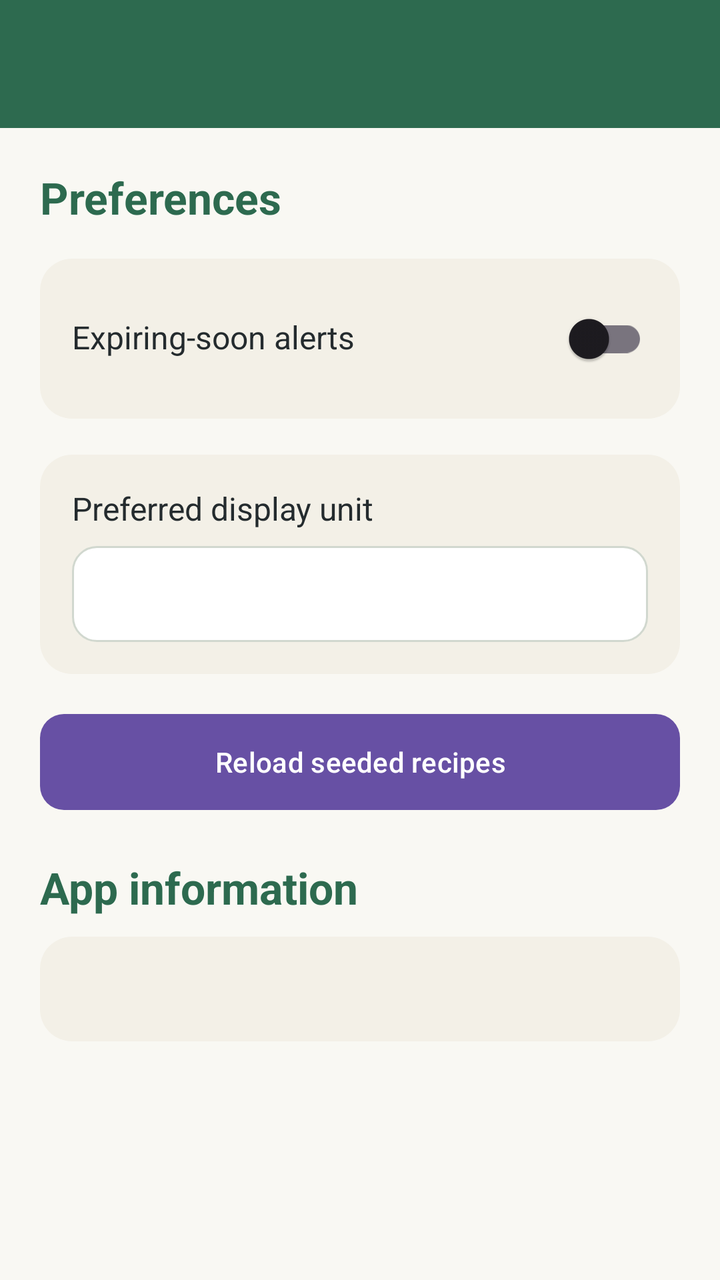
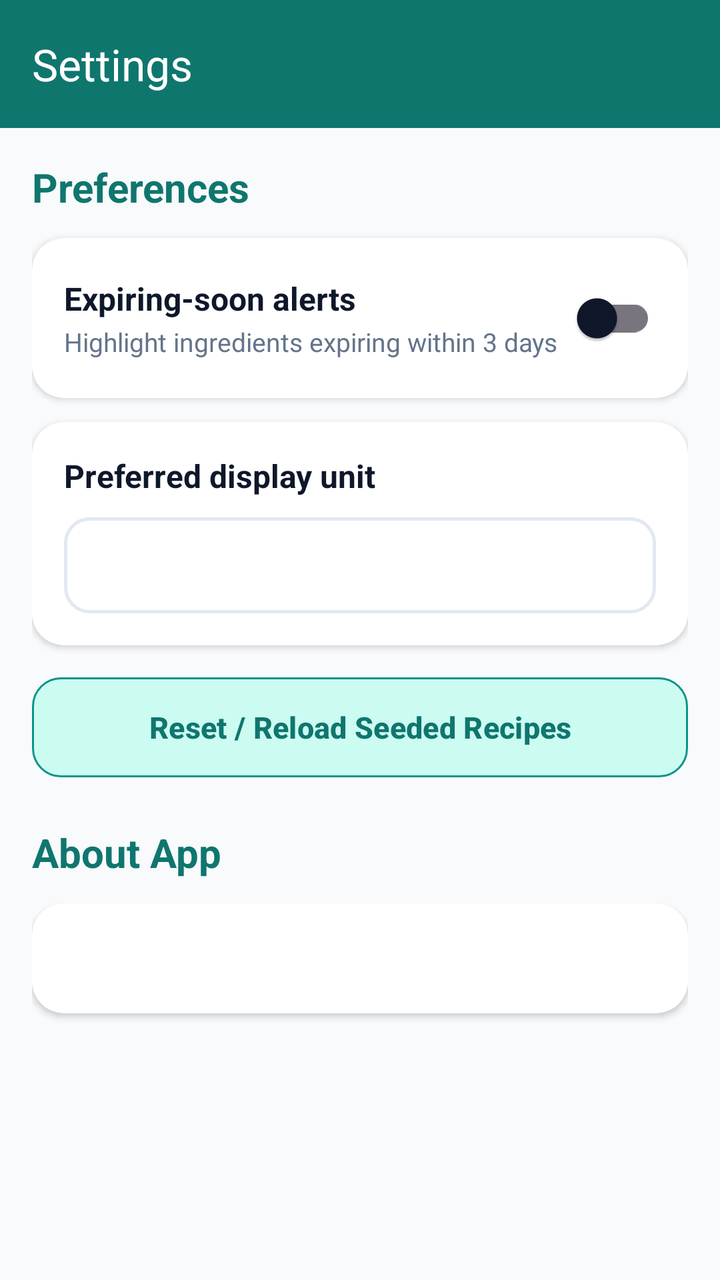

Screens rendered from an Android XML layout before and after an edit, with the pre-edit source and the edit as a unified diff.
<!-- AndroidManifest.xml: application theme Theme.SmartPantryManager -->
<!-- res/layout/activity_settings.xml -->
<?xml version="1.0" encoding="utf-8"?>
<LinearLayout xmlns:android="http://schemas.android.com/apk/res/android"
    android:layout_width="match_parent"
    android:layout_height="match_parent"
    android:background="@color/cream"
    android:orientation="vertical">

    <androidx.appcompat.widget.Toolbar
        android:id="@+id/toolbar"
        android:layout_width="match_parent"
        android:layout_height="wrap_content"
        android:background="@color/forest_green"
        android:theme="@style/ThemeOverlay.AppCompat.Dark.ActionBar" />

    <ScrollView
        android:layout_width="match_parent"
        android:layout_height="match_parent">

        <LinearLayout
            android:layout_width="match_parent"
            android:layout_height="wrap_content"
            android:orientation="vertical"
            android:padding="20dp">

            <TextView
                android:layout_width="wrap_content"
                android:layout_height="wrap_content"
                android:text="Preferences"
                android:textColor="@color/forest_green"
                android:textSize="22sp"
                android:textStyle="bold" />

            <LinearLayout
                android:layout_width="match_parent"
                android:layout_height="wrap_content"
                android:layout_marginTop="16dp"
                android:background="@drawable/bg_card"
                android:orientation="horizontal"
                android:padding="16dp">

                <TextView
                    android:layout_width="0dp"
                    android:layout_height="wrap_content"
                    android:layout_weight="1"
                    android:text="Expiring-soon alerts"
                    android:textColor="@color/charcoal"
                    android:textSize="16sp" />

                <androidx.appcompat.widget.SwitchCompat
                    android:id="@+id/expiringSoonSwitch"
                    android:layout_width="wrap_content"
                    android:layout_height="wrap_content" />
            </LinearLayout>

            <LinearLayout
                android:layout_width="match_parent"
                android:layout_height="wrap_content"
                android:layout_marginTop="18dp"
                android:background="@drawable/bg_card"
                android:orientation="vertical"
                android:padding="16dp">

                <TextView
                    android:layout_width="wrap_content"
                    android:layout_height="wrap_content"
                    android:text="Preferred display unit"
                    android:textColor="@color/charcoal"
                    android:textSize="16sp" />

                <Spinner
                    android:id="@+id/displayUnitSpinner"
                    android:layout_width="match_parent"
                    android:layout_height="48dp"
                    android:layout_marginTop="8dp"
                    android:background="@drawable/bg_input" />
            </LinearLayout>

            <Button
                android:id="@+id/reloadRecipesButton"
                android:layout_width="match_parent"
                android:layout_height="wrap_content"
                android:layout_marginTop="20dp"
                android:background="@drawable/bg_button_primary"
                android:text="Reload seeded recipes"
                android:textAllCaps="false"
                android:textColor="@color/white" />

            <TextView
                android:layout_width="wrap_content"
                android:layout_height="wrap_content"
                android:layout_marginTop="24dp"
                android:text="App information"
                android:textColor="@color/forest_green"
                android:textSize="22sp"
                android:textStyle="bold" />

            <TextView
                android:id="@+id/appInfoText"
                android:layout_width="match_parent"
                android:layout_height="wrap_content"
                android:layout_marginTop="10dp"
                android:background="@drawable/bg_card"
                android:lineSpacingExtra="4dp"
                android:padding="16dp"
                android:textColor="@color/charcoal"
                android:textSize="15sp" />
        </LinearLayout>
    </ScrollView>
</LinearLayout>
<!-- resources referenced by this layout -->
<resources>
  <color name="charcoal">#242B2E</color>
  <color name="cream">#F9F8F3</color>
  <color name="forest_green">#2D6A4F</color>
  <color name="white">#FFFFFFFF</color>
  <!-- drawable bg_button_primary (drawable) -->
  <?xml version="1.0" encoding="utf-8"?>
  <shape xmlns:android="http://schemas.android.com/apk/res/android" android:shape="rectangle">
      <solid android:color="@color/forest_green" />
      <corners android:radius="12dp" />
  </shape>
  <!-- drawable bg_card (drawable) -->
  <?xml version="1.0" encoding="utf-8"?>
  <shape xmlns:android="http://schemas.android.com/apk/res/android" android:shape="rectangle">
      <solid android:color="#F3F0E7" />
      <corners android:radius="16dp" />
  </shape>
  <!-- drawable bg_input (drawable) -->
  <?xml version="1.0" encoding="utf-8"?>
  <shape xmlns:android="http://schemas.android.com/apk/res/android" android:shape="rectangle">
      <solid android:color="#FFFFFF" />
      <corners android:radius="12dp" />
      <stroke android:width="1dp" android:color="#D1D8CF" />
  </shape>
  <style name="Theme.SmartPantryManager" parent="Base.Theme.SmartPantryManager" />
  <style name="Base.Theme.SmartPantryManager" parent="Theme.Material3.DayNight.NoActionBar">
          
          
      </style>
</resources>

<!-- the commit's change to res/layout/activity_settings.xml (unified diff, before → after) -->
@@ -1,16 +1,21 @@
 <?xml version="1.0" encoding="utf-8"?>
 <LinearLayout xmlns:android="http://schemas.android.com/apk/res/android"
+    xmlns:app="http://schemas.android.com/apk/res-auto"
     android:layout_width="match_parent"
     android:layout_height="match_parent"
-    android:background="@color/cream"
+    android:background="@color/app_background"
+    android:fitsSystemWindows="true"
     android:orientation="vertical">
 
     <androidx.appcompat.widget.Toolbar
         android:id="@+id/toolbar"
         android:layout_width="match_parent"
-        android:layout_height="wrap_content"
-        android:background="@color/forest_green"
-        android:theme="@style/ThemeOverlay.AppCompat.Dark.ActionBar" />
+        android:layout_height="?attr/actionBarSize"
+        android:background="@color/teal_primary_dark"
+        android:elevation="4dp"
+        android:theme="@style/ThemeOverlay.AppCompat.Dark.ActionBar"
+        app:title="Settings"
+        app:titleTextColor="@color/white" />
 
     <ScrollView
         android:layout_width="match_parent"
@@ -20,90 +25,139 @@
             android:layout_width="match_parent"
             android:layout_height="wrap_content"
             android:orientation="vertical"
-            android:padding="20dp">
+            android:padding="16dp">
 
             <TextView
                 android:layout_width="wrap_content"
                 android:layout_height="wrap_content"
+                android:layout_marginBottom="12dp"
                 android:text="Preferences"
-                android:textColor="@color/forest_green"
-                android:textSize="22sp"
+                android:textColor="@color/teal_primary_dark"
+                android:textSize="20sp"
                 android:textStyle="bold" />
 
-            <LinearLayout
+            
+            <androidx.cardview.widget.CardView
                 android:layout_width="match_parent"
                 android:layout_height="wrap_content"
-                android:layout_marginTop="16dp"
-                android:background="@drawable/bg_card"
-                android:orientation="horizontal"
-                android:padding="16dp">
+                android:layout_marginBottom="12dp"
+                app:cardBackgroundColor="@color/white"
+                app:cardCornerRadius="16dp"
+                app:cardElevation="2dp">
 
-                <TextView
-                    android:layout_width="0dp"
+                <LinearLayout
+                    android:layout_width="match_parent"
                     android:layout_height="wrap_content"
-                    android:layout_weight="1"
-                    android:text="Expiring-soon alerts"
-                    android:textColor="@color/charcoal"
-                    android:textSize="16sp" />
+                    android:gravity="center_vertical"
+                    android:orientation="horizontal"
+                    android:padding="16dp">
 
-                <androidx.appcompat.widget.SwitchCompat
-                    android:id="@+id/expiringSoonSwitch"
-                    android:layout_width="wrap_content"
-                    android:layout_height="wrap_content" />
-            </LinearLayout>
+                    <LinearLayout
+                        android:layout_width="0dp"
+                        android:layout_height="wrap_content"
+                        android:layout_weight="1"
+                        android:orientation="vertical">
 
-            <LinearLayout
+                        <TextView
+                            android:layout_width="wrap_content"
+                            android:layout_height="wrap_content"
+                            android:text="Expiring-soon alerts"
+                            android:textColor="@color/text_primary"
+                            android:textSize="16sp"
+                            android:textStyle="bold" />
+
+                        <TextView
+                            android:layout_width="wrap_content"
+                            android:layout_height="wrap_content"
+                            android:layout_marginTop="2dp"
+                            android:text="Highlight ingredients expiring within 3 days"
+                            android:textColor="@color/text_muted"
+                            android:textSize="13sp" />
+                    </LinearLayout>
+
+                    <androidx.appcompat.widget.SwitchCompat
+                        android:id="@+id/expiringSoonSwitch"
+                        android:layout_width="wrap_content"
+                        android:layout_height="wrap_content" />
+                </LinearLayout>
+            </androidx.cardview.widget.CardView>
+
+            
+            <androidx.cardview.widget.CardView
                 android:layout_width="match_parent"
                 android:layout_height="wrap_content"
-                android:layout_marginTop="18dp"
-                android:background="@drawable/bg_card"
-                android:orientation="vertical"
-                android:padding="16dp">
+                android:layout_marginBottom="16dp"
+                app:cardBackgroundColor="@color/white"
+                app:cardCornerRadius="16dp"
+                app:cardElevation="2dp">
 
-                <TextView
-                    android:layout_width="wrap_content"
+                <LinearLayout
+                    android:layout_width="match_parent"
                     android:layout_height="wrap_content"
-                    android:text="Preferred display unit"
-                    android:textColor="@color/charcoal"
-                    android:textSize="16sp" />
+                    android:orientation="vertical"
+                    android:padding="16dp">
 
-                <Spinner
-                    android:id="@+id/displayUnitSpinner"
-                    android:layout_width="match_parent"
-                    android:layout_height="48dp"
-                    android:layout_marginTop="8dp"
-                    android:background="@drawable/bg_input" />
-            </LinearLayout>
+                    <TextView
+                        android:layout_width="wrap_content"
+                        android:layout_height="wrap_content"
+                        android:text="Preferred display unit"
+                        android:textColor="@color/text_primary"
+                        android:textSize="16sp"
+                        android:textStyle="bold" />
 
+                    <Spinner
+                        android:id="@+id/displayUnitSpinner"
+                        android:layout_width="match_parent"
+                        android:layout_height="48dp"
+                        android:layout_marginTop="10dp"
+                        android:background="@drawable/bg_input_rounded"
+                        android:paddingHorizontal="12dp" />
+                </LinearLayout>
+            </androidx.cardview.widget.CardView>
+
+            
             <Button
                 android:id="@+id/reloadRecipesButton"
                 android:layout_width="match_parent"
-                android:layout_height="wrap_content"
-                android:layout_marginTop="20dp"
-                android:background="@drawable/bg_button_primary"
-                android:text="Reload seeded recipes"
+                android:layout_height="50dp"
+                android:layout_marginBottom="24dp"
+                android:background="@drawable/bg_button_secondary"
+                android:text="Reset / Reload Seeded Recipes"
                 android:textAllCaps="false"
-                android:textColor="@color/white" />
+                android:textColor="@color/teal_primary_dark"
+                android:textSize="15sp"
+                android:textStyle="bold"
+                app:backgroundTint="@null" />
 
+            
             <TextView
                 android:layout_width="wrap_content"
                 android:layout_height="wrap_content"
-                android:layout_marginTop="24dp"
-                android:text="App information"
-                android:textColor="@color/forest_green"
-                android:textSize="22sp"
+                android:layout_marginBottom="12dp"
+                android:text="About App"
+                android:textColor="@color/teal_primary_dark"
+                android:textSize="20sp"
                 android:textStyle="bold" />
 
-            <TextView
-                android:id="@+id/appInfoText"
+            
+            <androidx.cardview.widget.CardView
                 android:layout_width="match_parent"
                 android:layout_height="wrap_content"
-                android:layout_marginTop="10dp"
-                android:background="@drawable/bg_card"
-                android:lineSpacingExtra="4dp"
-                android:padding="16dp"
-                android:textColor="@color/charcoal"
-                android:textSize="15sp" />
+                android:layout_marginBottom="24dp"
+                app:cardBackgroundColor="@color/white"
+                app:cardCornerRadius="16dp"
+                app:cardElevation="2dp">
+
+                <TextView
+                    android:id="@+id/appInfoText"
+                    android:layout_width="match_parent"
+                    android:layout_height="wrap_content"
+                    android:lineSpacingExtra="5dp"
+                    android:padding="18dp"
+                    android:textColor="@color/text_secondary"
+                    android:textSize="14sp" />
+            </androidx.cardview.widget.CardView>
+
         </LinearLayout>
     </ScrollView>
 </LinearLayout>
<!-- resource entries referenced after the edit -->
@@ -1,32 +1,65 @@
 <!-- resources referenced by this layout -->
 <resources>
-  <color name="charcoal">#242B2E</color>
-  <color name="cream">#F9F8F3</color>
-  <color name="forest_green">#2D6A4F</color>
+  <color name="app_background">#F8FAFC</color>
+  <color name="teal_primary_dark">#0F766E</color>
+  <color name="text_muted">#64748B</color>
+  <color name="text_primary">#0F172A</color>
+  <color name="text_secondary">#334155</color>
   <color name="white">#FFFFFFFF</color>
-  <!-- drawable bg_button_primary (drawable) -->
+  <!-- drawable bg_button_secondary (drawable) -->
   <?xml version="1.0" encoding="utf-8"?>
-  <shape xmlns:android="http://schemas.android.com/apk/res/android" android:shape="rectangle">
-      <solid android:color="@color/forest_green" />
+  <ripple xmlns:android="http://schemas.android.com/apk/res/android"
+      android:color="#200D9488">
+      <item>
+          <shape android:shape="rectangle">
+              <solid android:color="@color/teal_container" />
+              <stroke android:width="1dp" android:color="@color/teal_primary" />
+              <corners android:radius="14dp" />
+          </shape>
+      </item>
+  </ripple>
+  <!-- drawable bg_input_rounded (drawable) -->
+  <?xml version="1.0" encoding="utf-8"?>
+  <shape xmlns:android="http://schemas.android.com/apk/res/android"
+      android:shape="rectangle">
+      <solid android:color="@color/white" />
+      <stroke
+          android:width="1.5dp"
+          android:color="@color/border_subtle" />
       <corners android:radius="12dp" />
   </shape>
-  <!-- drawable bg_card (drawable) -->
-  <?xml version="1.0" encoding="utf-8"?>
-  <shape xmlns:android="http://schemas.android.com/apk/res/android" android:shape="rectangle">
-      <solid android:color="#F3F0E7" />
-      <corners android:radius="16dp" />
-  </shape>
-  <!-- drawable bg_input (drawable) -->
-  <?xml version="1.0" encoding="utf-8"?>
-  <shape xmlns:android="http://schemas.android.com/apk/res/android" android:shape="rectangle">
-      <solid android:color="#FFFFFF" />
-      <corners android:radius="12dp" />
-      <stroke android:width="1dp" android:color="#D1D8CF" />
-  </shape>
   <style name="Theme.SmartPantryManager" parent="Base.Theme.SmartPantryManager" />
+  <color name="teal_container">#CCFBF1</color>
+  <color name="teal_primary">#0D9488</color>
+  <color name="border_subtle">#E2E8F0</color>
   <style name="Base.Theme.SmartPantryManager" parent="Theme.Material3.DayNight.NoActionBar">
           
+          <item name="colorPrimary">@color/teal_primary</item>
+          <item name="colorOnPrimary">@color/white</item>
+          <item name="colorPrimaryContainer">@color/teal_container</item>
+          <item name="colorOnPrimaryContainer">@color/teal_on_container</item>
+  
+          <item name="colorSecondary">@color/accent_amber</item>
+          <item name="colorOnSecondary">@color/white</item>
+          <item name="colorSecondaryContainer">@color/accent_amber_bg</item>
+          <item name="colorOnSecondaryContainer">@color/accent_amber</item>
+  
+          <item name="colorSurface">@color/card_surface</item>
+          <item name="colorOnSurface">@color/text_primary</item>
+          <item name="colorSurfaceVariant">@color/teal_light_bg</item>
+          <item name="colorOnSurfaceVariant">@color/text_secondary</item>
+  
           
+          <item name="android:statusBarColor">@color/teal_primary_dark</item>
+          <item name="android:windowLightStatusBar">false</item>
+          <item name="android:windowBackground">@color/app_background</item>
+          <item name="android:navigationBarColor">@color/white</item>
+          <item name="android:windowLightNavigationBar" tools:targetApi="o_mr1">true</item>
       </style>
+  <color name="teal_on_container">#134E4A</color>
+  <color name="accent_amber">#D97706</color>
+  <color name="accent_amber_bg">#FEF3C7</color>
+  <color name="card_surface">#FFFFFF</color>
+  <color name="teal_light_bg">#F0FDFA</color>
 </resources>
 
